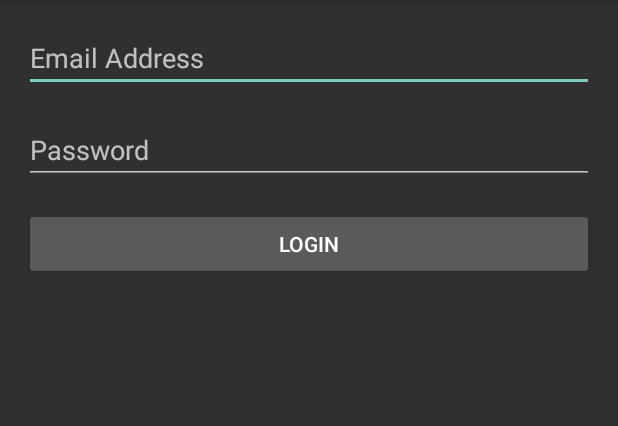
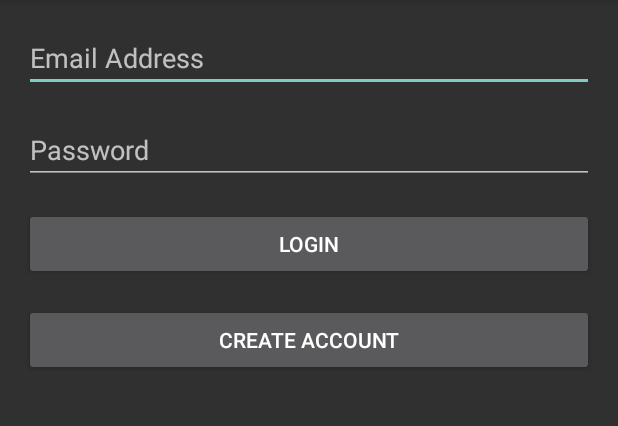
Before and after one commit to uOttawaSEGA2023/project-group-21, an Android app built with Jetpack Compose: the screen it shows after launch (Homepage), on a phone screen of 412 x 824 dp, the part 84-510 px from its top. Run offline under Robolectric (Android 15) with nearby library versions, the phone set to English and light mode, and no system bars; our stand-ins replace Firebase (no records; nobody signed in at launch, a user with empty details on screens opened directly).

Commit message:
Add UI changes to Homepage and created new SelectAccount class
Created a button CREATE ACCOUNT in homepage.xml and added a SelectAccount to allow new registration to a specific account type (Patient or Doctor)

```diff
--- a/app/src/main/AndroidManifest.xml
+++ b/app/src/main/AndroidManifest.xml
@@ -15,15 +15,17 @@
         android:theme="@style/Theme.DocAppoint"
         tools:targetApi="31">
         <activity
+            android:name=".SelectAccount"
+            android:exported="false" />
+        <activity
             android:name=".Homepage"
             android:exported="true">
             <intent-filter>
                 <action android:name="android.intent.action.MAIN" />
+
                 <category android:name="android.intent.category.LAUNCHER" />
             </intent-filter>
         </activity>
-        <!-- MainActivity removed from the manifest -->
     </application>
 
-
 </manifest>
--- a/app/src/main/res/layout/activity_homepage.xml
+++ b/app/src/main/res/layout/activity_homepage.xml
@@ -45,4 +45,16 @@
         app:layout_constraintEnd_toEndOf="parent"
         app:layout_constraintStart_toStartOf="parent"
         app:layout_constraintTop_toBottomOf="@+id/loginPassword" />
+
+    <Button
+        android:id="@+id/createAccountButton"
+        android:layout_width="0dp"
+        android:layout_height="wrap_content"
+        android:layout_marginStart="16dp"
+        android:layout_marginTop="16dp"
+        android:layout_marginEnd="16dp"
+        android:text="CREATE ACCOUNT"
+        app:layout_constraintEnd_toEndOf="parent"
+        app:layout_constraintStart_toStartOf="parent"
+        app:layout_constraintTop_toBottomOf="@+id/loginButton" />
 </androidx.constraintlayout.widget.ConstraintLayout>
```
Also changed, not shown: app/src/main/java/com/example/docappoint/SelectAccount.java (added, +14 -0 lines), app/src/main/res/layout/activity_select_account.xml (added, +45 -0 lines).
